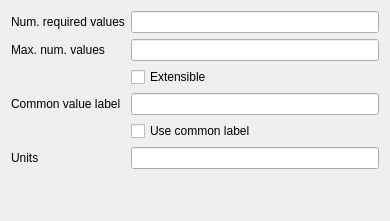
First picture: the form in smtk/extension/applications/TemplateEditor/ui/ItemDefValueForm.ui, repository Kitware/SMTK, before the edit.
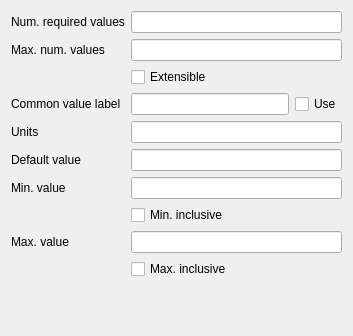
Second picture: the form after the edit.

The edit to the form file:
```diff
--- a/smtk/extension/applications/TemplateEditor/ui/ItemDefValueForm.ui
+++ b/smtk/extension/applications/TemplateEditor/ui/ItemDefValueForm.ui
@@ -6,8 +6,8 @@
    <rect>
     <x>0</x>
     <y>0</y>
-    <width>390</width>
-    <height>221</height>
+    <width>353</width>
+    <height>336</height>
    </rect>
   </property>
   <property name="windowTitle">
@@ -51,25 +51,73 @@
       </widget>
      </item>
      <item row="3" column="1">
-      <widget class="QLineEdit" name="leCommonLabel"/>
+      <layout class="QHBoxLayout" name="horizontalLayout_2">
+       <item>
+        <widget class="QLineEdit" name="leCommonLabel"/>
+       </item>
+       <item>
+        <widget class="QCheckBox" name="cbCommonLabel">
+         <property name="text">
+          <string>Use</string>
+         </property>
+        </widget>
+       </item>
+      </layout>
      </item>
-     <item row="4" column="1">
-      <widget class="QCheckBox" name="cbCommonLabel">
-       <property name="text">
-        <string>Use common label</string>
-       </property>
-      </widget>
-     </item>
-     <item row="5" column="0">
+     <item row="4" column="0">
       <widget class="QLabel" name="label">
        <property name="text">
         <string>Units</string>
        </property>
       </widget>
      </item>
-     <item row="5" column="1">
+     <item row="4" column="1">
       <widget class="QLineEdit" name="leUnits"/>
      </item>
+     <item row="5" column="0">
+      <widget class="QLabel" name="label_5">
+       <property name="text">
+        <string>Default value</string>
+       </property>
+      </widget>
+     </item>
+     <item row="5" column="1">
+      <widget class="QLineEdit" name="leDefaultValue"/>
+     </item>
+     <item row="6" column="0">
+      <widget class="QLabel" name="label_6">
+       <property name="text">
+        <string>Min. value</string>
+       </property>
+      </widget>
+     </item>
+     <item row="6" column="1">
+      <widget class="QLineEdit" name="leMinValue"/>
+     </item>
+     <item row="8" column="0">
+      <widget class="QLabel" name="label_7">
+       <property name="text">
+        <string>Max. value</string>
+       </property>
+      </widget>
+     </item>
+     <item row="8" column="1">
+      <widget class="QLineEdit" name="leMaxValue"/>
+     </item>
+     <item row="7" column="1">
+      <widget class="QCheckBox" name="cbMinInclusive">
+       <property name="text">
+        <string>Min. inclusive</string>
+       </property>
+      </widget>
+     </item>
+     <item row="9" column="1">
+      <widget class="QCheckBox" name="cbMaxInclusive">
+       <property name="text">
+        <string>Max. inclusive</string>
+       </property>
+      </widget>
+     </item>
     </layout>
    </item>
    <item>
```
